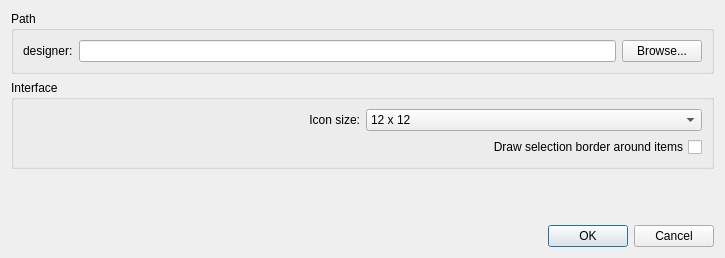
Above: apps/designer/optionsdialog.ui from shujaatak/exaro before the change. Below: the same form after it.
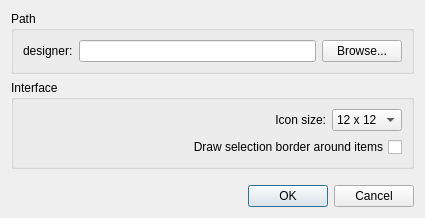
That is the form after the change.

What changed in the file:
```diff
--- a/apps/designer/optionsdialog.ui
+++ b/apps/designer/optionsdialog.ui
@@ -1,12 +1,12 @@
 <ui version="4.0" >
  <class>OptionsDialog</class>
- <widget class="QDialog" name="OptionsDialog" >
-  <property name="geometry" >
+ <widget class="QDialog" name="OptionsDialog">
+  <property name="geometry">
    <rect>
     <x>0</x>
     <y>0</y>
-    <width>725</width>
-    <height>258</height>
+    <width>425</width>
+    <height>218</height>
    </rect>
   </property>
   <property name="windowTitle" >
@@ -48,8 +48,14 @@
       <item>
        <layout class="QHBoxLayout" name="horizontalLayout_2" >
         <item>
-         <widget class="QLabel" name="label_2" >
-          <property name="text" >
+         <widget class="QLabel" name="label_2">
+          <property name="sizePolicy">
+           <sizepolicy hsizetype="Expanding" vsizetype="Preferred">
+            <horstretch>0</horstretch>
+            <verstretch>0</verstretch>
+           </sizepolicy>
+          </property>
+          <property name="text">
            <string>Icon size:</string>
           </property>
           <property name="alignment" >
@@ -58,7 +64,13 @@
          </widget>
         </item>
         <item>
-         <widget class="QComboBox" name="cbIconSize" >
+         <widget class="QComboBox" name="cbIconSize">
+          <property name="sizePolicy">
+           <sizepolicy hsizetype="Minimum" vsizetype="Fixed">
+            <horstretch>0</horstretch>
+            <verstretch>0</verstretch>
+           </sizepolicy>
+          </property>
           <item>
            <property name="text" >
             <string>12 x 12</string>
```
Left out of the diff: 87 changed lines with no effect on the pictures.
